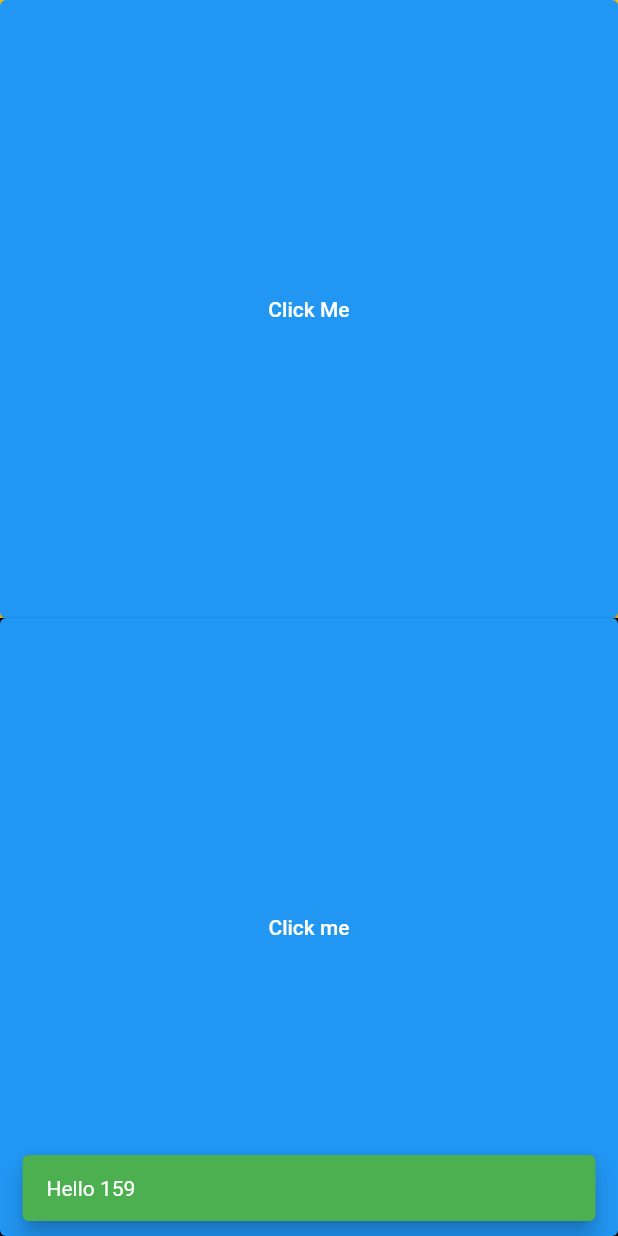
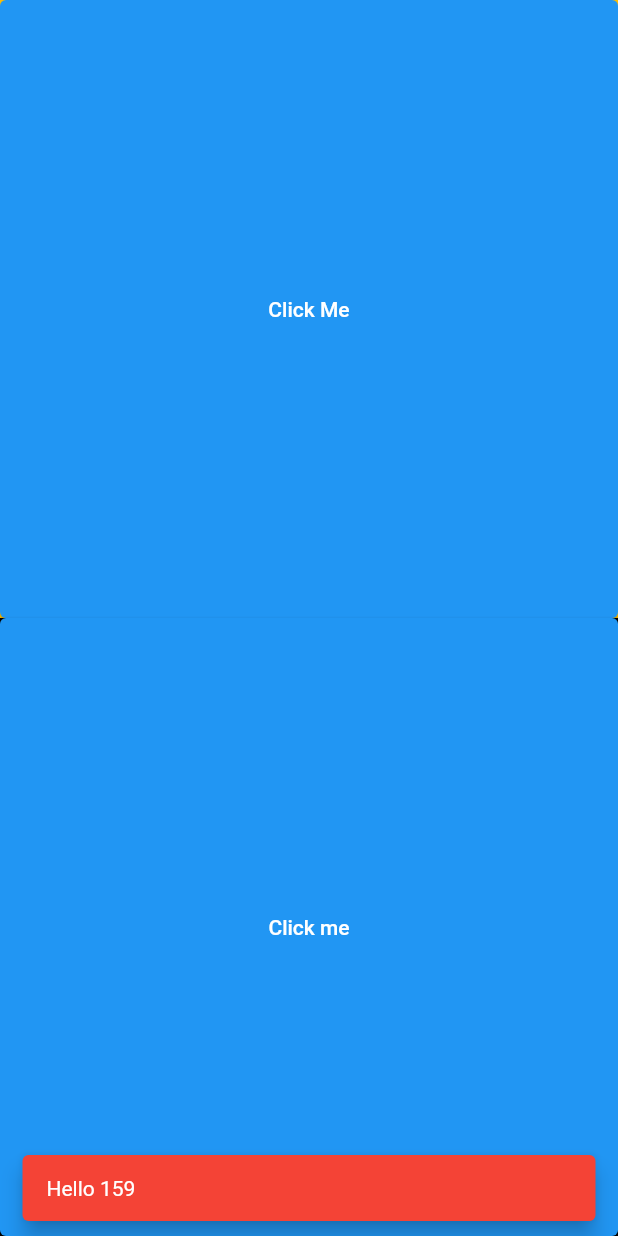
Before and after one commit to SudipSinghKhati/simple_intrest, a Flutter app: the MediaQueryView screen opened by its route, after a tap on "Click me", on a phone screen of 412 x 824 dp. Run offline on Flutter 3.47's test engine with Material 2 defaults, Android fonts, the phone set to English and light mode, and no system bars.

Commit message:
changing in colors snack bar differently

```diff
--- /dev/null
+++ b/lib/common/show_my_message.dart
@@ -0,0 +1,11 @@
+import 'package:flutter/material.dart';
+
+void showMessage(BuildContext context, String message,
+    {Color color = Colors.red}) {
+  ScaffoldMessenger.of(context).showSnackBar(SnackBar(
+    backgroundColor: color,
+    content: Text(message),
+    duration: const Duration(seconds: 2),
+    behavior: SnackBarBehavior.floating,
+  ));
+}
--- a/lib/view/media_query_view.dart
+++ b/lib/view/media_query_view.dart
@@ -1,4 +1,6 @@
 import 'package:flutter/material.dart';
+
+import '../common/show_my_message.dart';
 
 class MediaQueryView extends StatefulWidget {
   const MediaQueryView({super.key});
@@ -8,15 +10,6 @@ class MediaQueryView extends StatefulWidget {
 }
 
 class _MediaQueryViewState extends State<MediaQueryView> {
-  void showMessage(String message) {
-    ScaffoldMessenger.of(context).showSnackBar(SnackBar(
-      backgroundColor: Colors.green,
-      content: Text(message),
-      duration: const Duration(seconds: 2),
-      behavior: SnackBarBehavior.floating,
-    ));
-  }
-
   // void showMessage1() {
   @override
   Widget build(BuildContext context) {
@@ -36,7 +29,7 @@ class _MediaQueryViewState extends State<MediaQueryView> {
               color: Colors.amber,
               child: ElevatedButton(
                   onPressed: () {
-                    showMessage("Hello");
+                    showMessage(context, "Hello", color: Colors.green);
                   },
                   child: const Text('Click Me')),
             ),
@@ -47,7 +40,7 @@ class _MediaQueryViewState extends State<MediaQueryView> {
               color: Colors.black,
               child: ElevatedButton(
                   onPressed: () {
-                    showMessage("Hello 159");
+                    showMessage(context, "Hello 159");
                   },
                   child: const Text('Click me')),
             ),
```
